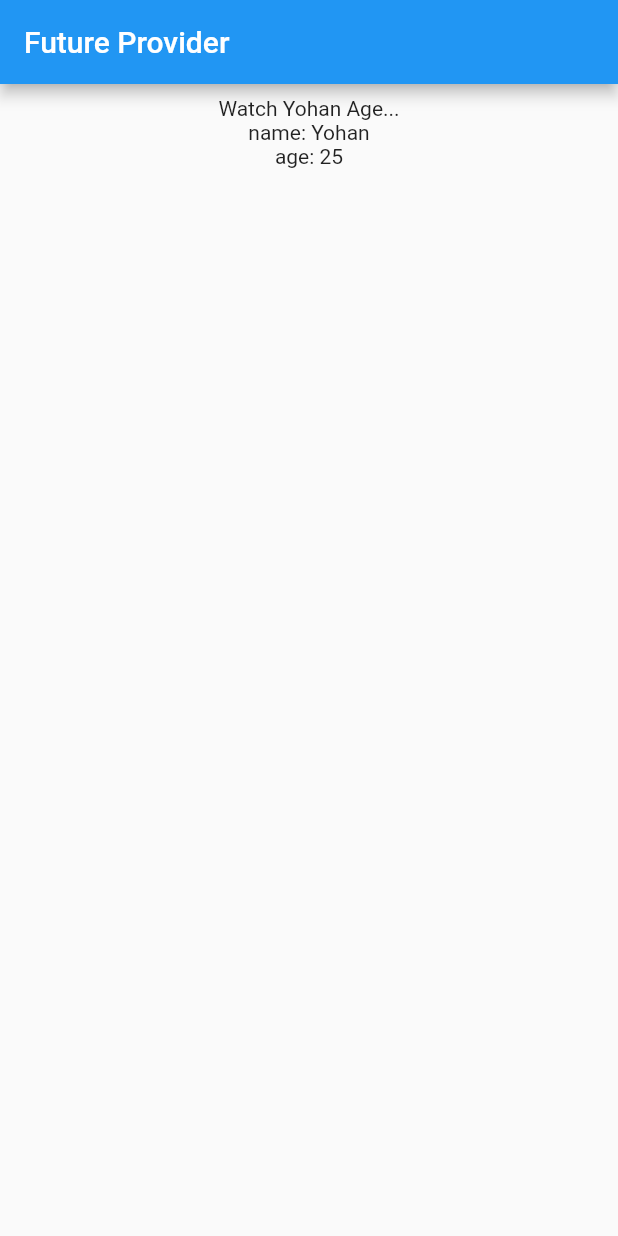
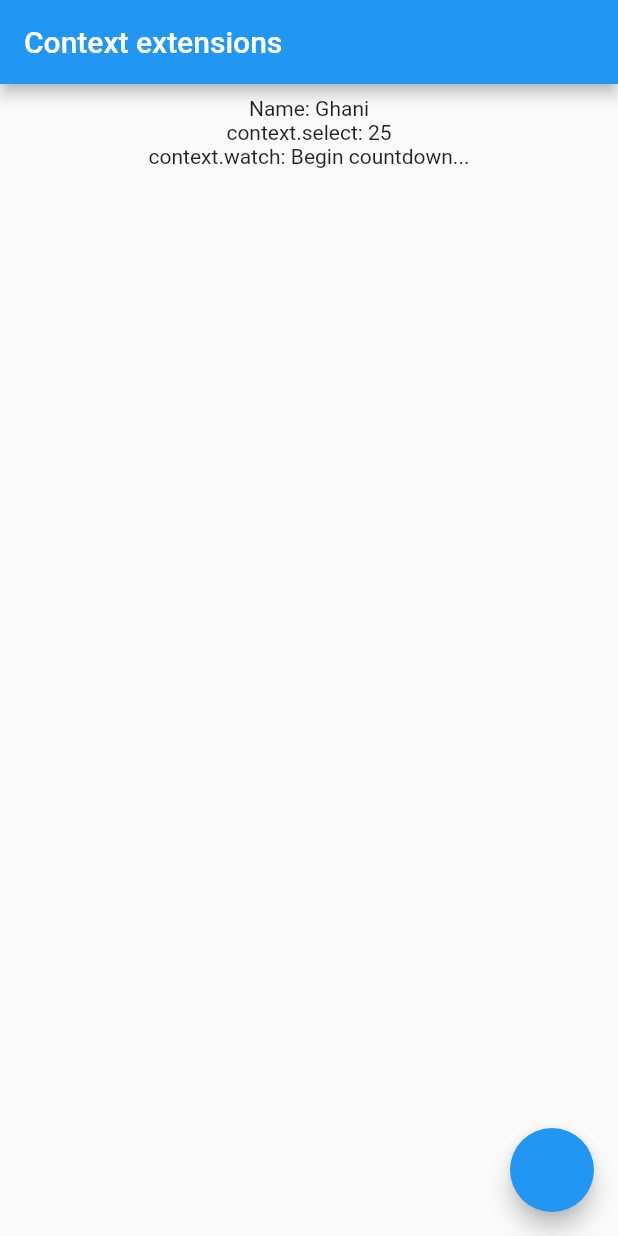
Before and after one commit to ghaan1/flutter-provider-basic, a Flutter app: the first screen one second after launch, on a phone screen of 412 x 824 dp. Run offline on Flutter 3.47's test engine with Material 2 defaults, Android fonts, the phone set to English and light mode, and no system bars.

Commit message:
Context Extensions

```diff
--- a/lib/main.dart
+++ b/lib/main.dart
@@ -1,31 +1,54 @@
+
+
 import 'package:flutter/material.dart';
 import 'package:provider/provider.dart';
 
-class Person {
-  final String name;
-  final int initialAge;
+class Person with ChangeNotifier {
+  String name;
+  int age;
   Person({
     required this.name,
-    required this.initialAge
+    required this.age
     });
 
-  Stream<String> get age async* {
-    var i = initialAge;
-    while (i < 85) {
+  void increaseAge() {
+    age++;
+    notifyListeners();
+  }
+
+  void changeName() {
+    name = "Gary";
+    notifyListeners();
+  }
+}
+
+class Countdown {
+  static Stream<String> start() async* {
+    var i = 10;
+    while (i > 0) {
       await Future.delayed(Duration(seconds: 1), () {
-        i++;
+        i--;
       });
       yield i.toString();
     }
+
+    yield "bLAsT oFf !!!";
   }
 }
 
 void main() {
   runApp(
-    StreamProvider<String>(
-      create: (_) => Person(name: 'Yohan', initialAge: 25).age,
-      initialData: 25.toString(),
-      catchError: (_, error) => error.toString(),
+    MultiProvider(
+      providers: [
+        StreamProvider<String>(
+          create: (_) => Countdown.start(),
+          initialData: "Begin countdown...",
+          catchError: (_, error) => error.toString(),
+        ),
+        ChangeNotifierProvider<Person>(
+          create: (_) => Person(name: 'Ghani', age: 25),
+        ),
+      ],
       child: MyApp(),
     ),
   );
@@ -47,24 +70,49 @@ class MyHomePage extends StatelessWidget {
   Widget build(BuildContext context) {
     return Scaffold(
       appBar: AppBar(
-        title: Text("Future Provider"),
+        title: Text("Context extensions"),
       ),
       body: Padding(
         padding: const EdgeInsets.all(8.0),
-        child: Center(
-          child: Consumer<String>(
-            builder: (context, String age, child) {
-              return Column(
-                children: <Widget>[
-                  Text("Watch Yohan Age..."),
-                  Text("name: Yohan"),
-                  Text("age: $age"),
-                ],
-              );
-            },
-          ),
-        ),
+        child: Text_tengah(),
+      ),
+      floatingActionButton: button_increase(),
+    );
+  }
+}
+
+class Text_tengah extends StatelessWidget {
+  const Text_tengah({
+    Key? key,
+  }) : super(key: key);
+
+  @override
+  Widget build(BuildContext context) {
+    return Center(
+      child: Column(
+        children: <Widget>[
+          Text("Name: ${context.select(
+            (Person p) => p.name,
+            )}"),
+          Text("context.select: ${context.select((Person p) => p.age)}"),
+          Text("context.watch: ${context.watch<String>()}"),
+        ],
       ),
     );
   }
 }
+
+class button_increase extends StatelessWidget {
+  const button_increase({
+    Key? key,
+  }) : super(key: key);
+
+  @override
+  Widget build(BuildContext context) {
+    return FloatingActionButton(
+      onPressed: () {
+        context.read<Person>().increaseAge();
+      },
+    );
+  }
+}
```
